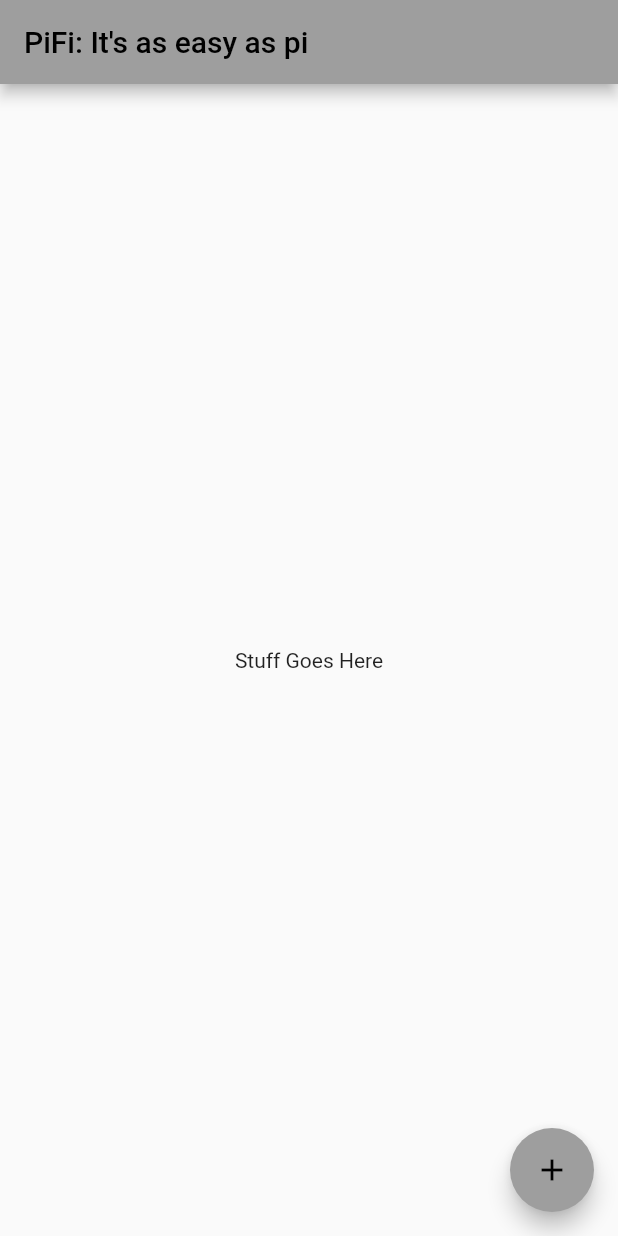
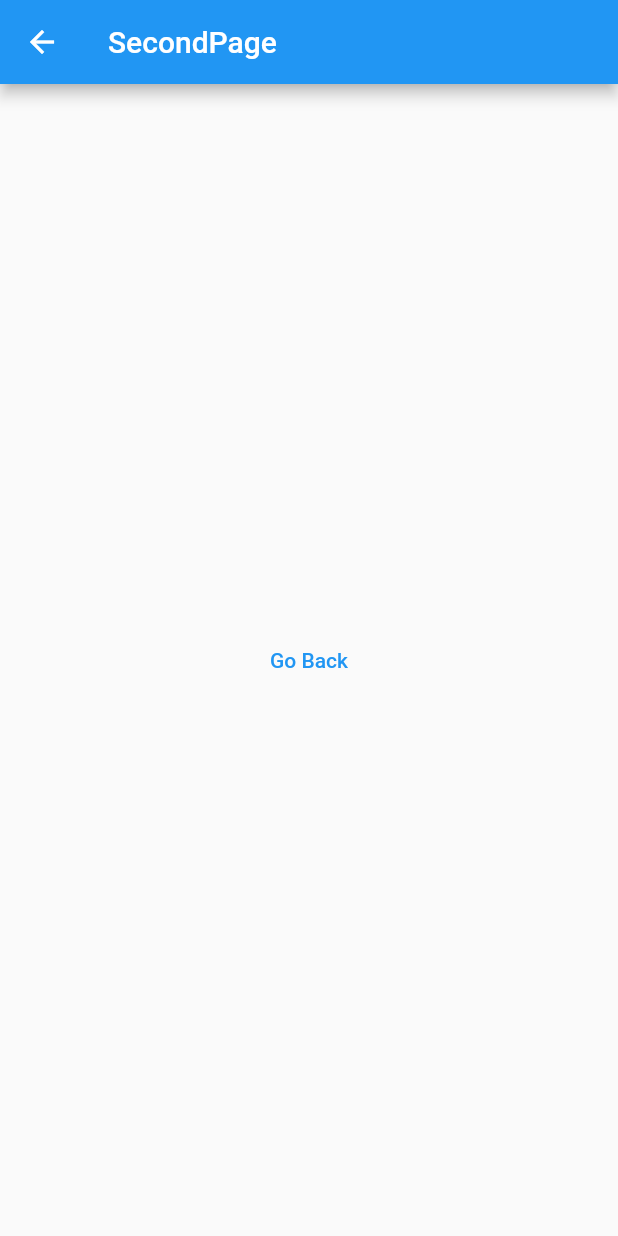
Before and after one commit to Lamb-Stack/PiFi, a Flutter app: the screen it shows after launch, after a tap on the "add" icon, on a phone screen of 412 x 824 dp. Run offline on Flutter 3.47's test engine with Material 2 defaults, Android fonts, the light colour scheme and no system bars.

Commit message:
Add transactions template

```diff
--- /dev/null
+++ b/lib/addTransaction.dart
@@ -0,0 +1,22 @@
+import 'package:flutter/material.dart';
+
+class SecondPage extends StatelessWidget {
+  const SecondPage({Key? key, required this.title}) : super(key: key);
+  final String title;
+  @override
+  Widget build(BuildContext context) {
+    return Scaffold(
+      appBar: AppBar(
+        title: Text(title),
+      ),
+      body: Center(
+        child: TextButton(
+          onPressed: () {
+            Navigator.pop(context);
+          },
+          child: const Text('Go Back'),
+        ),
+      ),
+    );
+  }
+}
--- a/lib/main.dart
+++ b/lib/main.dart
@@ -1,79 +1,34 @@
 import 'package:flutter/material.dart';
+import 'addTransaction.dart';
 
 void main() {
-  runApp(const pifi());
+  runApp(const MyApp());
 }
 
-class pifi extends StatelessWidget {
-  const pifi({super.key});
+class MyApp extends StatelessWidget {
+  const MyApp({Key? key}) : super(key: key);
 
   // This widget is the root of your application.
   @override
   Widget build(BuildContext context) {
     return MaterialApp(
-      title: '70803 Testing',
+      title: 'Naviation Demo',
       theme: ThemeData(
-        // This is the theme of your application.
-        //
-        // Try running your application with "flutter run". You'll see the
-        // application has a blue toolbar. Then, without quitting the app, try
-        // changing the primarySwatch below to Colors.green and then invoke
-        // "hot reload" (press "r" in the console where you ran "flutter run",
-        // or simply save your changes to "hot reload" in a Flutter IDE).
-        // Notice that the counter didn't reset back to zero; the application
-        // is not restarted.
-        primarySwatch: Colors.grey,
+        primarySwatch: Colors.blue,
       ),
-      home: const MyHomePage(title: "PiFi: It's as easy as pi"),
+      home: const FirstPage(title: 'FirstPage'),
     );
   }
 }
 
-class MyHomePage extends StatefulWidget {
-  const MyHomePage({super.key, required this.title});
-
-  // This widget is the home page of your application. It is stateful, meaning
-  // that it has a State object (defined below) that contains fields that affect
-  // how it looks.
-
-  // This class is the configuration for the state. It holds the values (in this
-  // case the title) provided by the parent (in this case the App widget) and
-  // used by the build method of the State. Fields in a Widget subclass are
-  // always marked "final".
-
+class FirstPage extends StatelessWidget {
+  const FirstPage({Key? key, required this.title}) : super(key: key);
   final String title;
-
-  @override
-  State<MyHomePage> createState() => _MyHomePageState();
-}
-
-class _MyHomePageState extends State<MyHomePage> {
-  int _counter = 0;
-
-  void _addTransaction() {
-    setState(() {
-      // This call to setState tells the Flutter framework that something has
-      // changed in this State, which causes it to rerun the build method below
-      // so that the display can reflect the updated values. If we changed
-      // _counter without calling setState(), then the build method would not be
-      // called again, and so nothing would appear to happen.
-      _counter++;
-    });
-  }
-
   @override
   Widget build(BuildContext context) {
-    // This method is rerun every time setState is called, for instance as done
-    // by the _incrementCounter method above.
-    //
-    // The Flutter framework has been optimized to make rerunning build methods
-    // fast, so that you can just rebuild anything that needs updating rather
-    // than having to individually change instances of widgets.
     return Scaffold(
       appBar: AppBar(
-        // Here we take the value from the MyHomePage object that was created by
-        // the App.build method, and use it to set our appbar title.
-        title: Text(widget.title),
+        title: Text(title),
       ),
       body: Center(
         // Center is a layout widget. It takes a single child and positions it
@@ -102,7 +57,11 @@ class _MyHomePageState extends State<MyHomePage> {
         ),
       ),
       floatingActionButton: FloatingActionButton(
-        onPressed: _addTransaction,
+        onPressed: () {
+          Navigator.push(context, MaterialPageRoute(builder: (context) {
+            return const SecondPage(title: 'SecondPage');
+          }));
+        },
         tooltip: 'Increment',
         child: const Icon(Icons.add),
       ), // This trailing comma makes auto-formatting nicer for build methods.
```
